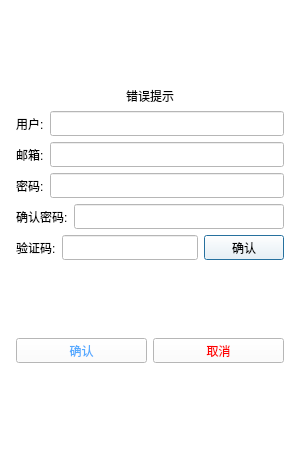
The window that client/QmsrChat/registerdialog.ui (msrnnnnn/msrChat) describes before a commit, drawn with Qt 5.
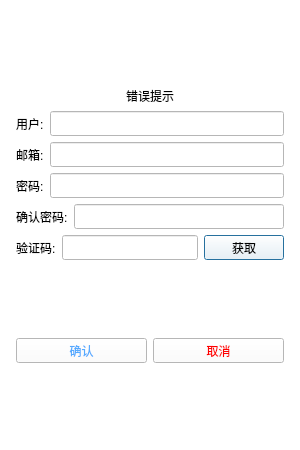
The same window after the commit.

Commit message: 客户端代码

Diff of the .ui file:
```diff
--- a/client/QmsrChat/registerdialog.ui
+++ b/client/QmsrChat/registerdialog.ui
@@ -280,7 +280,7 @@
           </size>
          </property>
          <property name="text">
-          <string>确认</string>
+          <string>获取</string>
          </property>
         </widget>
        </item>
```
Left out of the diff: 6 changed lines with no effect on the pictures. The commit also changes 2 other files.
